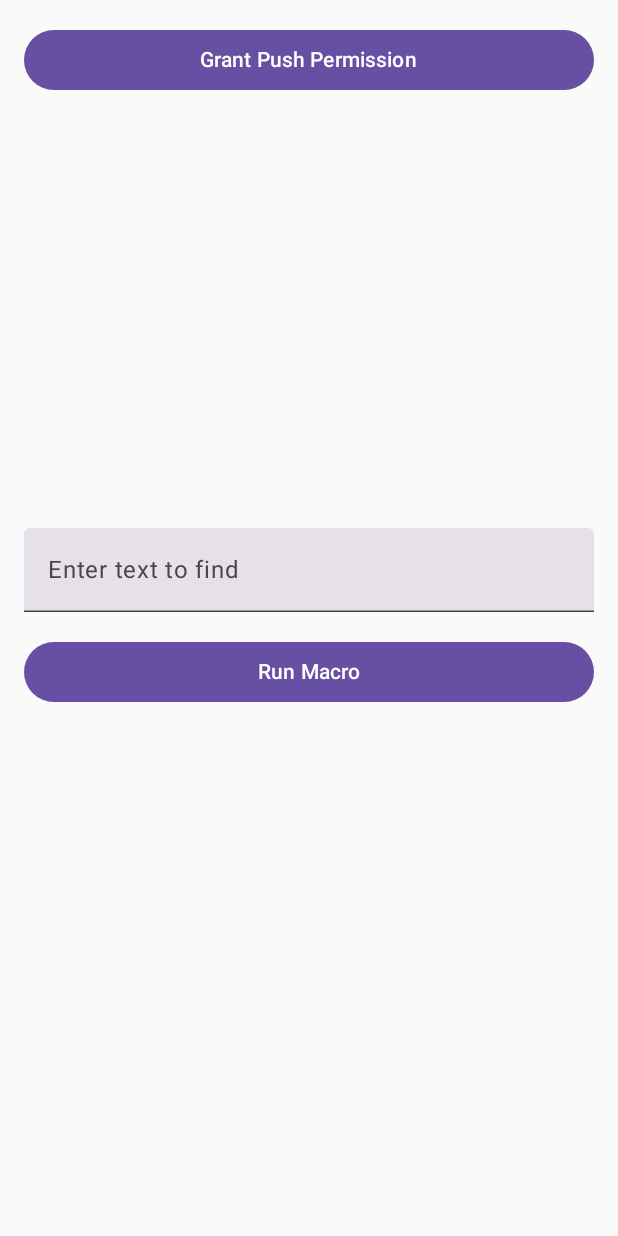
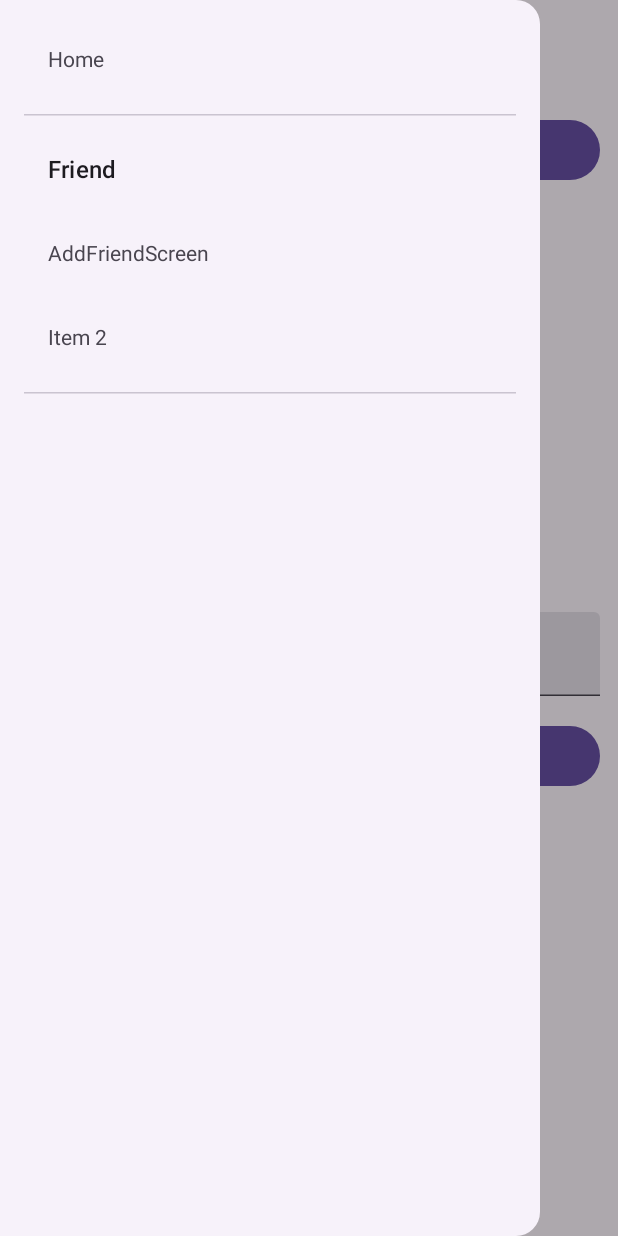
Before and after one commit to scsc-init/homapage_init_kakao_app, an Android app built with Jetpack Compose: the screen it shows after launch (MainActivity), after a tap on "Grant Push Permission", on a phone screen of 412 x 824 dp. Run offline under Robolectric (Android 15) with nearby library versions, the phone set to English and light mode, and no system bars; 1 other tap on this screen came first.

```diff
--- a/app/build.gradle.kts
+++ b/app/build.gradle.kts
@@ -4,6 +4,7 @@ plugins {
     alias(libs.plugins.android.application)
     alias(libs.plugins.kotlin.android)
     alias(libs.plugins.kotlin.compose)
+    alias(libs.plugins.kotlin.serialization)
     id("kotlin-parcelize")
 }
 
@@ -46,7 +47,6 @@ kotlin {
 }
 
 dependencies {
-
     implementation(libs.androidx.core.ktx)
     implementation(libs.androidx.lifecycle.runtime.ktx)
     implementation(libs.androidx.activity.compose)
@@ -55,6 +55,9 @@ dependencies {
     implementation(libs.androidx.ui.graphics)
     implementation(libs.androidx.ui.tooling.preview)
     implementation(libs.androidx.material3)
+    implementation(libs.androidx.navigation.compose)
+    implementation(libs.material3)
+    implementation(libs.androidx.material.icons.extended)
     testImplementation(libs.junit)
     androidTestImplementation(libs.androidx.junit)
     androidTestImplementation(libs.androidx.espresso.core)
--- a/app/src/main/java/dev/scsc/init/kakaobot/MainActivity.kt
+++ b/app/src/main/java/dev/scsc/init/kakaobot/MainActivity.kt
@@ -1,39 +1,50 @@
 package dev.scsc.init.kakaobot
 
-import android.Manifest
 import android.content.Intent
-import android.content.pm.PackageManager
 import android.os.Bundle
-import android.os.Parcelable
 import android.provider.Settings
-import android.widget.Toast
 import androidx.activity.ComponentActivity
 import androidx.activity.compose.setContent
 import androidx.activity.enableEdgeToEdge
-import androidx.activity.result.contract.ActivityResultContracts.RequestPermission
-import androidx.compose.foundation.layout.Arrangement
 import androidx.compose.foundation.layout.Box
 import androidx.compose.foundation.layout.Column
 import androidx.compose.foundation.layout.Spacer
 import androidx.compose.foundation.layout.fillMaxSize
-import androidx.compose.foundation.layout.fillMaxWidth
 import androidx.compose.foundation.layout.height
 import androidx.compose.foundation.layout.padding
 import androidx.compose.foundation.layout.safeDrawingPadding
-import androidx.compose.material3.Button
+import androidx.compose.foundation.rememberScrollState
+import androidx.compose.foundation.verticalScroll
+import androidx.compose.material.icons.Icons
+import androidx.compose.material.icons.filled.Menu
+import androidx.compose.material3.DrawerValue
+import androidx.compose.material3.ExperimentalMaterial3Api
+import androidx.compose.material3.HorizontalDivider
+import androidx.compose.material3.Icon
+import androidx.compose.material3.IconButton
+import androidx.compose.material3.MaterialTheme
+import androidx.compose.material3.ModalDrawerSheet
+import androidx.compose.material3.ModalNavigationDrawer
+import androidx.compose.material3.NavigationDrawerItem
+import androidx.compose.material3.Scaffold
 import androidx.compose.material3.Text
-import androidx.compose.material3.TextField
+import androidx.compose.material3.TopAppBar
+import androidx.compose.material3.rememberDrawerState
 import androidx.compose.runtime.Composable
-import androidx.compose.runtime.getValue
-import androidx.compose.runtime.mutableStateOf
-import androidx.compose.runtime.remember
-import androidx.compose.runtime.setValue
-import androidx.compose.ui.Alignment
+import androidx.compose.runtime.rememberCoroutineScope
 import androidx.compose.ui.Modifier
+import androidx.compose.ui.platform.LocalContext
 import androidx.compose.ui.unit.dp
-import androidx.core.content.ContextCompat
-import dev.scsc.init.kakaobot.macro.MacroActionType
+import androidx.navigation.compose.NavHost
+import androidx.navigation.compose.composable
+import androidx.navigation.compose.rememberNavController
+import dev.scsc.init.kakaobot.ui.screen.AddFriendObj
+import dev.scsc.init.kakaobot.ui.screen.AddFriendScreen
+import dev.scsc.init.kakaobot.ui.screen.HomeObj
+import dev.scsc.init.kakaobot.ui.screen.HomeScreen
 import dev.scsc.init.kakaobot.util.AccessibilityUtil
+import kotlinx.coroutines.CoroutineScope
+import kotlinx.coroutines.launch
 
 
 class MainActivity : ComponentActivity() {
@@ -58,97 +69,100 @@ class MainActivity : ComponentActivity() {
                 Modifier
                     .safeDrawingPadding()
                     .fillMaxSize()
-                    .padding(16.dp)
             ) {
-                PushGrantButton(Modifier.fillMaxWidth()) { requestPushPermission() }
-                MacroAppUI { inputText ->
-                    if (!AccessibilityUtil.isAccessibilityServiceEnabled(
-                            this@MainActivity,
-                            MyAccessibilityService::class.java,
-                        )
-                    ) {
-                        Toast
-                            .makeText(
-                                this@MainActivity,
-                                "Please enable the accessibility service first.",
-                                Toast.LENGTH_LONG,
-                            )
-                            .show()
-                        return@MacroAppUI
-                    }
-                    if (inputText.isNotBlank()) {
-                        // Pass text to AccessibilityService
-                        val intent = Intent(this@MainActivity, MyAccessibilityService::class.java)
-                        intent.action = MyAccessibilityService.ACTION_RUN_MACRO
-                        intent.putExtra("macroActionType", MacroActionType.CLICK_TEXT as Parcelable)
-                        intent.putExtra("targetText", inputText)
-                        this@MainActivity.startService(intent)
-                    }
-                }
+                App()
             }
-        }
-    }
-
-    private val requestPermissionLauncher =
-        registerForActivityResult(RequestPermission()) { isGranted ->
-            if (isGranted) {
-                // Permission granted, you can now send notifications
-                Toast
-                    .makeText(this, "Push permission granted.", Toast.LENGTH_LONG)
-                    .show()
-            } else {
-                Toast
-                    .makeText(this, "Please grant push permission", Toast.LENGTH_LONG)
-                    .show()
-            }
-        }
-
-    private fun requestPushPermission() {
-        if (ContextCompat.checkSelfPermission(
-                this,
-                Manifest.permission.POST_NOTIFICATIONS
-            ) != PackageManager.PERMISSION_GRANTED
-        ) {
-            // Use the launcher declared as a class property
-            requestPermissionLauncher.launch(Manifest.permission.POST_NOTIFICATIONS)
-        } else {
-            Toast
-                .makeText(this, "Push permission has already granted", Toast.LENGTH_LONG)
-                .show()
         }
     }
 }
 
+
+@OptIn(ExperimentalMaterial3Api::class)
 @Composable
-fun MacroAppUI(onRunClicked: (String) -> Unit) {
-    var text by remember { mutableStateOf("") }
+fun App(
+    coroutineScope: CoroutineScope = rememberCoroutineScope()
+) {
+    val drawerState = rememberDrawerState(initialValue = DrawerValue.Closed)
+    val scope = rememberCoroutineScope()
+    val navController = rememberNavController()
+    LocalContext.current
 
-    Column(
-        modifier = Modifier.fillMaxSize(),
-        horizontalAlignment = Alignment.CenterHorizontally,
-        verticalArrangement = Arrangement.Center,
+    ModalNavigationDrawer(
+        drawerContent = {
+            ModalDrawerSheet {
+                Column(
+                    modifier = Modifier
+                        .padding(horizontal = 16.dp)
+                        .verticalScroll(rememberScrollState())
+                ) {
+                    Spacer(Modifier.height(12.dp))
+
+                    NavigationDrawerItem(
+                        label = { Text("Home") },
+                        selected = false,
+                        onClick = {
+                            navController.navigate(HomeObj)
+                            coroutineScope.launch { drawerState.close() }
+                        }
+                    )
+                    HorizontalDivider(modifier = Modifier.padding(vertical = 8.dp))
+
+                    Text(
+                        "Friend",
+                        modifier = Modifier.padding(16.dp),
+                        style = MaterialTheme.typography.titleMedium
+                    )
+                    NavigationDrawerItem(
+                        label = { Text("AddFriendScreen") },
+                        selected = false,
+                        onClick = {
+                            navController.navigate(AddFriendObj)
+                            coroutineScope.launch { drawerState.close() }
+                        }
+                    )
+                    NavigationDrawerItem(
+                        label = { Text("Item 2") },
+                        selected = false,
+                        onClick = { /* Handle click */ }
+                    )
+                    HorizontalDivider(modifier = Modifier.padding(vertical = 8.dp))
+
+                    Spacer(Modifier.height(12.dp))
+                }
+            }
+        },
+        drawerState = drawerState
     ) {
-        TextField(
-            value = text,
-            onValueChange = { text = it },
-            label = { Text("Enter text to find") },
-            modifier = Modifier.fillMaxWidth(),
-        )
-
-        Spacer(modifier = Modifier.height(16.dp))
-
-        Button(
-            onClick = { onRunClicked(text) },
-            modifier = Modifier.fillMaxWidth(),
-        ) {
-            Text("Run Macro")
+        Scaffold(
+            topBar = {
+                TopAppBar(
+                    title = { Text("카카오톡 봇") },
+                    navigationIcon = {
+                        IconButton(onClick = {
+                            scope.launch {
+                                if (drawerState.isClosed) {
+                                    drawerState.open()
+                                } else {
+                                    drawerState.close()
+                                }
+                            }
+                        }) {
+                            Icon(Icons.Default.Menu, contentDescription = "Menu")
+                        }
+                    }
+                )
+            }
+        ) { innerPadding ->
+            NavHost(
+                navController,
+                startDestination = HomeObj,
+                modifier = Modifier
+                    .padding(innerPadding)
+                    .padding(12.dp)
+            ) {
+                composable<HomeObj> { HomeScreen() }
+                composable<AddFriendObj> { AddFriendScreen() }
+            }
         }
     }
 }
-
-@Composable
-fun PushGrantButton(modifier: Modifier = Modifier, onClick: () -> Unit) {
-    Button(onClick = onClick, modifier = modifier) {
-        Text("Grant Push Permission")
-    }
-}
--- a/app/src/main/java/dev/scsc/init/kakaobot/macro/action/ClickNavAction.kt
+++ b/app/src/main/java/dev/scsc/init/kakaobot/macro/action/ClickNavAction.kt
@@ -1,18 +1,19 @@
 package dev.scsc.init.kakaobot.macro.action
 
+import android.util.Log
 import android.view.accessibility.AccessibilityNodeInfo
 import dev.scsc.init.kakaobot.macro.MacroAction
 import dev.scsc.init.kakaobot.macro.MacroExecutor
 import dev.scsc.init.kakaobot.macro.MainTabTitle
 import kotlinx.coroutines.Dispatchers
-import kotlinx.coroutines.delay
 import kotlinx.coroutines.withContext
 
 class ClickNavAction(val title: MainTabTitle) : MacroAction {
     override suspend fun execute(executor: MacroExecutor) {
-        delay(100)
+        LogWindowXMLAction().execute(executor)
         withContext(Dispatchers.Main.immediate) {
             val clickNode = executor.findBottomTabNavNode(title) ?: return@withContext
+            Log.d("test", "test")
             clickNode.performAction(AccessibilityNodeInfo.ACTION_CLICK)
         }
     }
--- /dev/null
+++ b/app/src/main/java/dev/scsc/init/kakaobot/ui/screen/AddFriendScreen.kt
@@ -0,0 +1,16 @@
+package dev.scsc.init.kakaobot.ui.screen
+
+import androidx.compose.foundation.layout.Box
+import androidx.compose.material3.Text
+import androidx.compose.runtime.Composable
+import kotlinx.serialization.Serializable
+
+@Serializable
+object AddFriendObj
+
+@Composable
+fun AddFriendScreen() {
+    Box {
+        Text("안녕")
+    }
+}
--- /dev/null
+++ b/app/src/main/java/dev/scsc/init/kakaobot/ui/screen/HomeScreen.kt
@@ -0,0 +1,122 @@
+package dev.scsc.init.kakaobot.ui.screen
+
+import android.Manifest
+import android.content.Intent
+import android.content.pm.PackageManager
+import android.os.Parcelable
+import android.widget.Toast
+import androidx.activity.compose.rememberLauncherForActivityResult
+import androidx.activity.result.contract.ActivityResultContracts.RequestPermission
+import androidx.compose.foundation.layout.Arrangement
+import androidx.compose.foundation.layout.Column
+import androidx.compose.foundation.layout.Spacer
+import androidx.compose.foundation.layout.fillMaxSize
+import androidx.compose.foundation.layout.fillMaxWidth
+import androidx.compose.foundation.layout.height
+import androidx.compose.material3.Button
+import androidx.compose.material3.Text
+import androidx.compose.material3.TextField
+import androidx.compose.runtime.Composable
+import androidx.compose.runtime.getValue
+import androidx.compose.runtime.mutableStateOf
+import androidx.compose.runtime.remember
+import androidx.compose.runtime.setValue
+import androidx.compose.ui.Alignment
+import androidx.compose.ui.Modifier
+import androidx.compose.ui.platform.LocalContext
+import androidx.compose.ui.unit.dp
+import androidx.core.content.ContextCompat
+import dev.scsc.init.kakaobot.MyAccessibilityService
+import dev.scsc.init.kakaobot.macro.MacroActionType
+import dev.scsc.init.kakaobot.util.AccessibilityUtil
+import kotlinx.serialization.Serializable
+
+@Serializable
+object HomeObj
+
+@Composable
+fun HomeScreen() {
+    val context = LocalContext.current
+
+    val requestPermissionLauncher =
+        rememberLauncherForActivityResult(RequestPermission()) { isGranted ->
+            val msg = if (isGranted) "Push permission granted." else "Please grant push permission"
+            Toast.makeText(context, msg, Toast.LENGTH_LONG).show()
+        }
+
+    val requestPushPermission = {
+        if (ContextCompat.checkSelfPermission(
+                context,
+                Manifest.permission.POST_NOTIFICATIONS
+            ) != PackageManager.PERMISSION_GRANTED
+        ) {
+            requestPermissionLauncher.launch(Manifest.permission.POST_NOTIFICATIONS)
+        } else {
+            Toast
+                .makeText(context, "Push permission has already granted", Toast.LENGTH_LONG)
+                .show()
+        }
+    }
+
+    Column {
+        PushGrantButton(Modifier.fillMaxWidth()) { requestPushPermission() }
+        MacroAppUI { inputText ->
+            if (!AccessibilityUtil.isAccessibilityServiceEnabled(
+                    context,
+                    MyAccessibilityService::class.java,
+                )
+            ) {
+                Toast
+                    .makeText(
+                        context,
+                        "Please enable the accessibility service first.",
+                        Toast.LENGTH_LONG,
+                    )
+                    .show()
+                return@MacroAppUI
+            }
+            if (inputText.isNotBlank()) {
+                // Pass text to AccessibilityService
+                val intent = Intent(context, MyAccessibilityService::class.java)
+                intent.action = MyAccessibilityService.ACTION_RUN_MACRO
+                intent.putExtra("macroActionType", MacroActionType.CLICK_NAV as Parcelable)
+                intent.putExtra("targetText", inputText)
+                context.startService(intent)
+            }
+        }
+    }
+}
+
+@Composable
+private fun MacroAppUI(onRunClicked: (String) -> Unit) {
+    var text by remember { mutableStateOf("") }
+
+    Column(
+        modifier = Modifier.fillMaxSize(),
+        horizontalAlignment = Alignment.CenterHorizontally,
+        verticalArrangement = Arrangement.Center,
+    ) {
+        TextField(
+            value = text,
+            onValueChange = { text = it },
+            label = { Text("Enter text to find") },
+            modifier = Modifier.fillMaxWidth(),
+        )
+
+        Spacer(modifier = Modifier.height(16.dp))
+
+        Button(
+            onClick = { onRunClicked(text) },
+            modifier = Modifier.fillMaxWidth(),
+        ) {
+            Text("Run Macro")
+        }
+    }
+}
+
+@Composable
+private fun PushGrantButton(modifier: Modifier = Modifier, onClick: () -> Unit) {
+    Button(onClick = onClick, modifier = modifier) {
+        Text("Grant Push Permission")
+    }
+}
--- a/app/src/main/java/dev/scsc/init/kakaobot/util/AccessibilityUtil.kt
+++ b/app/src/main/java/dev/scsc/init/kakaobot/util/AccessibilityUtil.kt
@@ -36,10 +36,9 @@ object AccessibilityUtil {
 
         val desc = node.contentDescription ?: ""
         val text = node.text ?: ""
-        val id = node.viewIdResourceName ?: ""
         val cls = node.className ?: ""
 
-        sb.append("$indent<node class=\"$cls\" text=\"$text\" desc=\"$desc\" id=\"$id\" clickable=\"${node.isClickable}\">\n")
+        sb.append("$indent<node class=\"$cls\" text=\"$text\" desc=\"$desc\" clickable=\"${node.isClickable}\">\n")
 
         for (i in 0 until node.childCount) {
             sb.append(dumpNodeToXml(node.getChild(i), "$indent  "))
--- a/build.gradle.kts
+++ b/build.gradle.kts
@@ -3,4 +3,5 @@ plugins {
     alias(libs.plugins.android.application) apply false
     alias(libs.plugins.kotlin.android) apply false
     alias(libs.plugins.kotlin.compose) apply false
+    alias(libs.plugins.kotlin.serialization) apply false
 }
```
Also changed, not shown: app/src/main/java/dev/scsc/init/kakaobot/macro/MacroExecutor.kt (+32 -13 lines), app/src/main/java/dev/scsc/init/kakaobot/macro/action/LogWindowXMLAction.kt (added, +14 -0 lines), app/src/main/java/dev/scsc/init/kakaobot/macro/action/friend/AddFriendAction.kt (added, +10 -0 lines), gradle/libs.versions.toml (+8 -2 lines), 1 other file.
